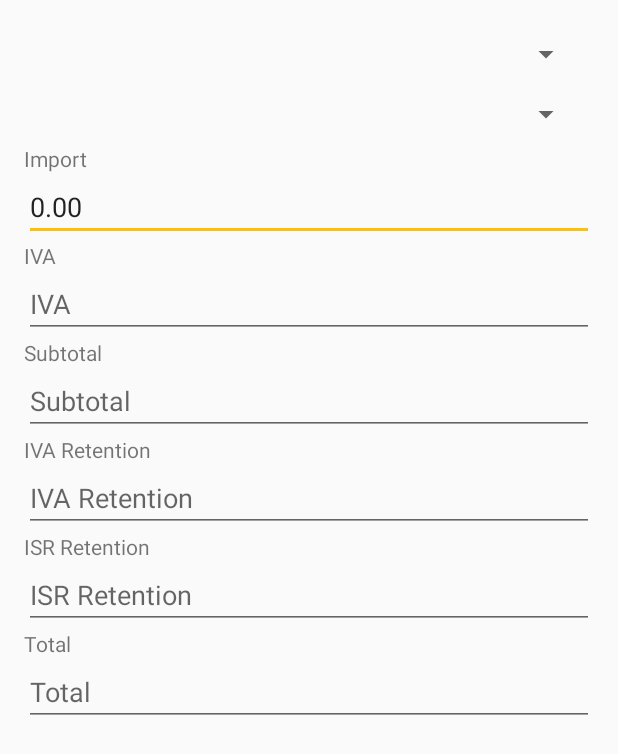
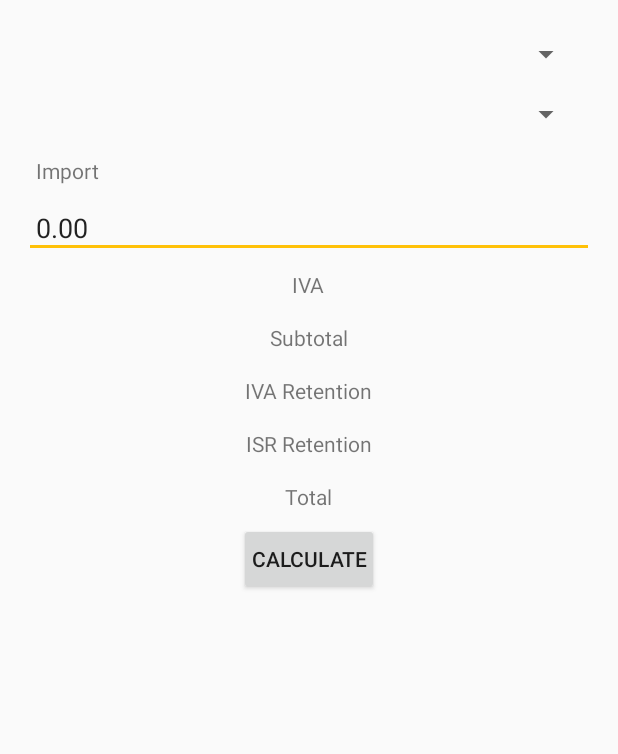
Before and after one commit to njmube/MyReceiptsAndroid, an Android app: the layout activity_main.xml on its own in the app's theme, with its tools: preview values and no code run, on a phone screen of 412 x 824 dp. Shown: the top 754 px of the screen. Run offline under Robolectric (Android 15) with nearby library versions, the phone set to English and light mode, and no system bars.

```diff
--- a/app/src/main/java/me/alfredobejarano/myreceipts/MainActivity.java
+++ b/app/src/main/java/me/alfredobejarano/myreceipts/MainActivity.java
@@ -88,7 +88,25 @@ public class MainActivity extends AppCompatActivity {
             public void onItemSelected(AdapterView<?> parent, View view, int position, long id) {
                 double iva = setIvaRate(ivaSpinner.getSelectedItemPosition());
                 try {
-                    setEditTexts(calculate(Double.parseDouble(String.valueOf(importEditText.getText())), position, iva), editTexts);
+                    setEditTexts(calculateByImport(Double.parseDouble(String.valueOf(importEditText.getText())), position, iva), editTexts);
+                }
+                catch(Exception e) {
+                    Toast.makeText(MainActivity.this,getResources().getText(R.string.empty_import),Toast.LENGTH_SHORT).show();
+                }
+
+            }
+
+            @Override
+            public void onNothingSelected(AdapterView<?> parent) {
+            }
+        });
+
+        ivaSpinner.setOnItemSelectedListener(new AdapterView.OnItemSelectedListener() {
+            @Override
+            public void onItemSelected(AdapterView<?> parent, View view, int position, long id) {
+                double iva = setIvaRate(position);
+                try {
+                    setEditTexts(calculateByImport(Double.parseDouble(String.valueOf(importEditText.getText())), position, iva), editTexts);
                 }
                 catch(Exception e) {
                     Toast.makeText(MainActivity.this,getResources().getText(R.string.empty_import),Toast.LENGTH_SHORT).show();
@@ -102,7 +120,7 @@ public class MainActivity extends AppCompatActivity {
         });
     }
 
-    public double[] calculate(double quantity,int persontype, double rate) {
+    public double[] calculateByImport(double quantity,int persontype, double rate) {
         double[] array = new double[6];
         double iva = 0;
         double ivaRetention = 0;
--- a/app/src/main/res/layout/activity_main.xml
+++ b/app/src/main/res/layout/activity_main.xml
@@ -30,7 +30,8 @@
         android:layout_alignParentLeft="true"
         android:layout_width="wrap_content"
         android:layout_height="wrap_content"
-        android:layout_below="@id/iva_spinner"/>
+        android:layout_below="@id/iva_spinner"
+        android:padding="8dp"/>
 
     <EditText
         android:inputType="numberDecimal"
@@ -39,96 +40,72 @@
         android:text="@string/placeholder_value"
         android:layout_width="match_parent"
         android:layout_height="wrap_content"
-        android:layout_below="@id/import_quantity_textview"/>
+        android:layout_below="@id/import_quantity_textview"
+        android:padding="8dp"/>
 
     <!---->
 
     <TextView
         android:text="@string/iva"
         android:id="@+id/iva_quantity_textview"
-        android:layout_alignParentLeft="true"
+        android:layout_centerHorizontal="true"
         android:layout_width="wrap_content"
         android:layout_height="wrap_content"
-        android:layout_below="@id/import_quantity_edittext"/>
-
-    <EditText
-        android:inputType="numberDecimal"
-        android:id="@+id/iva_quantity_edittext"
-        android:hint="@string/iva"
-        android:layout_width="match_parent"
-        android:layout_height="wrap_content"
-        android:layout_below="@id/iva_quantity_textview"/>
+        android:layout_below="@id/import_quantity_edittext"
+        android:padding="8dp"/>
 
     <!---->
 
     <TextView
         android:text="@string/subtotal_quantity"
         android:id="@+id/subtotal_quantity_textview"
-        android:layout_alignParentLeft="true"
+        android:layout_centerHorizontal="true"
         android:layout_width="wrap_content"
         android:layout_height="wrap_content"
-        android:layout_below="@id/iva_quantity_edittext"/>
-
-    <EditText
-        android:inputType="numberDecimal"
-        android:id="@+id/subtotal_quantity_edittext"
-        android:hint="@string/subtotal_quantity"
-        android:layout_width="match_parent"
-        android:layout_height="wrap_content"
-        android:layout_below="@id/subtotal_quantity_textview" />
+        android:layout_below="@id/iva_quantity_textview"
+        android:padding="8dp"/>
 
     <!---->
 
     <TextView
         android:text="@string/iva_retention"
         android:id="@+id/iva_retention_quantity_textview"
-        android:layout_alignParentLeft="true"
+        android:layout_centerHorizontal="true"
         android:layout_width="wrap_content"
         android:layout_height="wrap_content"
-        android:layout_below="@id/subtotal_quantity_edittext"/>
+        android:layout_below="@id/subtotal_quantity_textview"
+        android:padding="8dp"/>
 
-    <EditText
-        android:inputType="numberDecimal"
-        android:id="@+id/iva_retention_quantity_edittext"
-        android:hint="@string/iva_retention"
-        android:layout_width="match_parent"
-        android:layout_height="wrap_content"
-        android:layout_below="@id/iva_retention_quantity_textview"/>
 
     <!---->
 
     <TextView
         android:text="@string/isr_retention"
         android:id="@+id/isr_retention_quantity_textview"
-        android:layout_alignParentLeft="true"
+        android:layout_centerHorizontal="true"
         android:layout_width="wrap_content"
         android:layout_height="wrap_content"
-        android:layout_below="@id/iva_retention_quantity_edittext"/>
+        android:layout_below="@id/iva_retention_quantity_textview"
+        android:padding="8dp"/>
 
-    <EditText
-        android:inputType="numberDecimal"
-        android:id="@+id/isr_retention_quantity_edittext"
-        android:hint="@string/isr_retention"
-        android:layout_width="match_parent"
-        android:layout_height="wrap_content"
-        android:layout_below="@id/isr_retention_quantity_textview"/>
 
     <!---->
 
     <TextView
         android:text="@string/total_quantity"
         android:id="@+id/total_quantity_textview"
-        android:layout_alignParentLeft="true"
+        android:layout_centerHorizontal="true"
         android:layout_width="wrap_content"
         android:layout_height="wrap_content"
-        android:layout_below="@id/isr_retention_quantity_edittext"/>
+        android:layout_below="@id/isr_retention_quantity_textview"
+        android:padding="8dp"/>
 
-    <EditText
-        android:inputType="numberDecimal"
-        android:id="@+id/total_quantity_edittext"
-        android:hint="@string/total_quantity"
-        android:layout_width="match_parent"
-        android:layout_height="wrap_content"
-        android:layout_below="@id/total_quantity_textview"/>
+    <Button
+        android:padding="8dp"
+        android:text="@string/calculate"
+        android:layout_below="@id/total_quantity_textview"
+        android:layout_centerHorizontal="true"
+        android:layout_width="wrap_content"
+        android:layout_height="wrap_content" />
 
 </RelativeLayout>
--- a/app/src/main/res/values/strings.xml
+++ b/app/src/main/res/values/strings.xml
@@ -34,4 +34,5 @@
 
     <!-- No se ha incertado ningun valor -->
     <string name="empty_import">Please insert an import value</string>
+    <string name="calculate">calculate</string>
 </resources>
```
